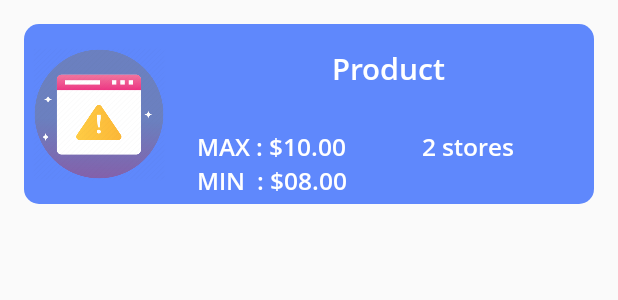
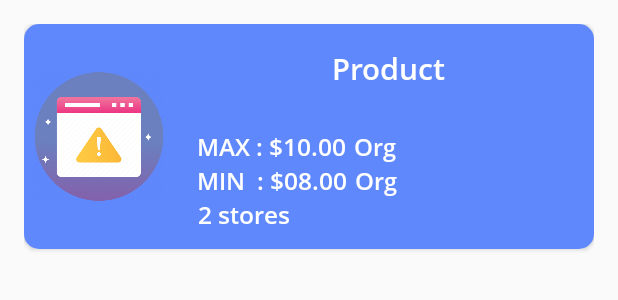
Before and after one commit to jaysolanki46/DealsWheels, an Android app: the layout activity_product_item.xml on its own in the app's theme, with its tools: preview values and no code run, on a phone screen of 412 x 824 dp. Shown: the top 300 px of the screen. Run offline under Robolectric (Android 15) with nearby library versions, the phone set to English and light mode, and no system bars.

Commit message:
Changed design

```diff
--- a/app/src/main/res/layout/activity_product_item.xml
+++ b/app/src/main/res/layout/activity_product_item.xml
@@ -9,7 +9,7 @@
     <android.support.v7.widget.CardView
         android:id="@+id/card_list"
         android:layout_width="match_parent"
-        android:layout_height="120dp"
+        android:layout_height="150dp"
         android:onClick="getProductDetail"
         app:cardCornerRadius="10dp"
         android:foreground="?android:attr/selectableItemBackground">
@@ -72,6 +72,17 @@
                 android:layout_toRightOf="@+id/id_max"/>
 
             <TextView
+                android:id="@+id/product_price_max_org"
+                android:layout_width="wrap_content"
+                android:layout_height="wrap_content"
+                android:text="Org"
+                android:textSize="16sp"
+                android:textColor="@color/colorfont"
+                android:layout_marginLeft="5dp"
+                android:layout_below="@+id/product_name"
+                android:layout_toRightOf="@+id/product_price_max"/>
+
+            <TextView
                 android:id="@+id/id_min"
                 android:layout_width="wrap_content"
                 android:layout_height="wrap_content"
@@ -93,6 +104,17 @@
                 android:layout_toRightOf="@+id/id_min"/>
 
             <TextView
+                android:id="@+id/product_price_min_org"
+                android:layout_width="wrap_content"
+                android:layout_height="wrap_content"
+                android:text="Org"
+                android:textSize="16sp"
+                android:textColor="@color/colorfont"
+                android:layout_marginLeft="5dp"
+                android:layout_below="@+id/product_price_max_org"
+                android:layout_toRightOf="@+id/product_price_min"/>
+
+            <TextView
                 android:id="@+id/product_store_counter"
                 android:layout_width="wrap_content"
                 android:layout_height="wrap_content"
@@ -100,10 +122,10 @@
                 android:textAlignment="center"
                 android:text="2 stores"
                 android:textSize="16sp"
+                android:layout_marginLeft="10dp"
                 android:textColor="@color/colorfont"
-                android:layout_below="@+id/product_name"
-                android:layout_toRightOf="@+id/product_price_max"
-                android:layout_marginLeft="50dp"/>
+                android:layout_below="@+id/id_min"
+                android:layout_toRightOf="@+id/product_image"/>
 
 
         </RelativeLayout>
```
Also changed, not shown: app/src/main/java/com/example/jayso/shopnsave/ProductAdapter.java (+26 -13 lines), app/src/main/res/drawable/icon_pak_n_save.png (added).
